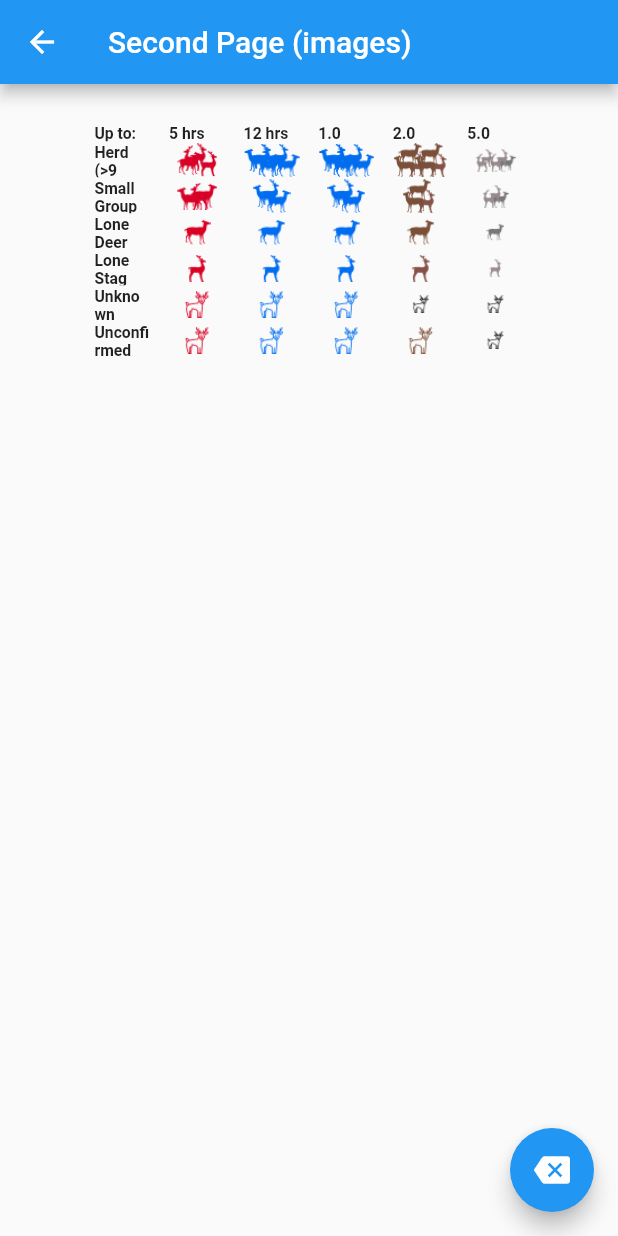
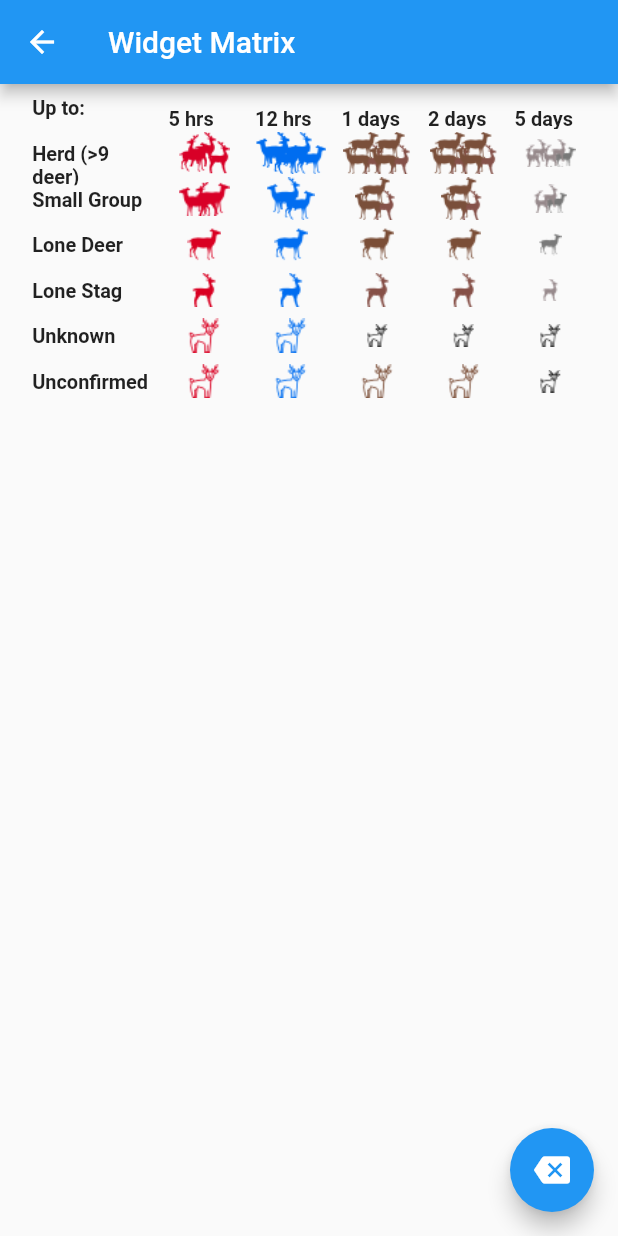
Before and after one commit to DavidDeveloperF/rowsandcolumns3, a Flutter app: the SecondPageMenu screen opened directly, on a phone screen of 412 x 824 dp. Run offline on Flutter 3.47's test engine with Material 2 defaults, Android fonts, the phone set to English and light mode, and no system bars.

Commit message:
Good enough... Pretty much fully working now - added all the matrix element to containers with fixed width & height So near, yet so far... - I have a nice matrix to display - it has titles/descriptions top and left - it shows the image files in the right place - the text is not the same height as the images, so the 'rows' don't line up !
getting closer now... I have a couple of the images in pubspec.yaml
second.dart now roughly shows the image by type and age matrix.  Still need to actually lookup the images & save them in the matrixList
pretty much working now [19min]
nested for loops [video 8.20]
starting point [video 4:49]

```diff
--- a/lib/image_code.dart
+++ b/lib/image_code.dart
@@ -29,7 +29,7 @@ AnimalGroupSize(key: "Unconfirmed", description: "unconfirmed Sighting", animalT
 final List<String> ageBandColorsList =[
   "red",
   "blue",
-  "green",
+  "brown",      // ought to be green, but don't actually have a green set
   "brown",
   "grey"
 ];
@@ -105,7 +105,7 @@ String ageMinutesAsString (int ageMinutes) {
           (ageMinutes / 60).toStringAsFixed(0) +  " hrs";
     } else {
       //                                    Otherwise - show age in days         days
-      ageAsString = (ageMinutes / 60 / 24).toStringAsFixed(1) + " days";
+      ageAsString = (ageMinutes / 60 / 24).toStringAsFixed(0) + " days";
     }
   }
   return ageAsString;
--- a/lib/main.dart
+++ b/lib/main.dart
@@ -1,7 +1,7 @@
 import 'package:flutter/material.dart';
-import 'package:rowsandcolumns/image_code.dart';
+//import 'package:rowsandcolumns/image_code.dart';
 
-import 'second.dart';
+import 'widget_matrix.dart';
 
 void main() {
   runApp(MyApp());
--- a/lib/second.dart
+++ b/lib/widget_matrix.dart
@@ -16,6 +16,7 @@ class _SecondPageMenuState extends State<SecondPageMenu> {
   TextStyle titleStyle = TextStyle(fontWeight: FontWeight.bold,);
   double matrixRowHeight = 30.0;
   double matrixColWidth = 50.0;
+  double matrixSizeScale = 0.95;
 
   // col  1 = description
   // cols 2 = images by age band...
@@ -23,7 +24,7 @@ class _SecondPageMenuState extends State<SecondPageMenu> {
 
   @override
   Widget build(BuildContext context) {
-    //        AGEBAND       +red  +blue +green +brown +grey
+//         AGEBAND       +red  +blue +green +brown +grey
 //    GROUPSIZE
 //    herd            herdred herdblue
 //    small
@@ -31,8 +32,6 @@ class _SecondPageMenuState extends State<SecondPageMenu> {
 //    stag
 //    unknown
 //    unconfirmed
-
-
 
     List<List<Widget>> matrixList = [];
     List<Widget> columnWidgets = [];
@@ -48,13 +47,13 @@ class _SecondPageMenuState extends State<SecondPageMenu> {
         if (x == 0) {
           if (y == 0) {
             columnWidgets.add(
-              Container(height: matrixRowHeight/2.0, width: matrixColWidth, child:
+              Container(height: matrixRowHeight, width: matrixColWidth, child:
                 Text("Up to: ", style: titleStyle,)
               ));
             //                                                                    0,y is the animalGroupSize title (key)
           } else {
             columnWidgets.add(
-                Container(height: matrixRowHeight, width: matrixColWidth, child:
+                Container(height: matrixRowHeight, width: matrixColWidth*1.7, child:
                   Text(animalGroupSizeList[y - 1].key,style: titleStyle,)
                 ));
           }
@@ -110,16 +109,18 @@ class _SecondPageMenuState extends State<SecondPageMenu> {
 
     return Scaffold(
       appBar: AppBar(
-        title: Text("Second Page (images)"),
+        title: Text("Widget Matrix"),
       ),
 
-      body: Column(
+      body: Padding(
+        padding: const EdgeInsets.all(2.0),
+        child: Column(
 //        height: 560,
 //        width: 480,
             children: <Widget>[
 //            Image.asset("lib/images/lonegrey.png"),
               Transform.scale(
-              scale: 0.75,
+                scale: matrixSizeScale,     // 0.75,
                 child: Row(
                   mainAxisAlignment: MainAxisAlignment.spaceEvenly,
                   crossAxisAlignment: CrossAxisAlignment.center,
@@ -127,6 +128,7 @@ class _SecondPageMenuState extends State<SecondPageMenu> {
                 ),
               ),
             ]),
+      ),
 
       floatingActionButton: FloatingActionButton(
         onPressed: () {
```
Lines whose indentation alone changed are shown as unchanged.
